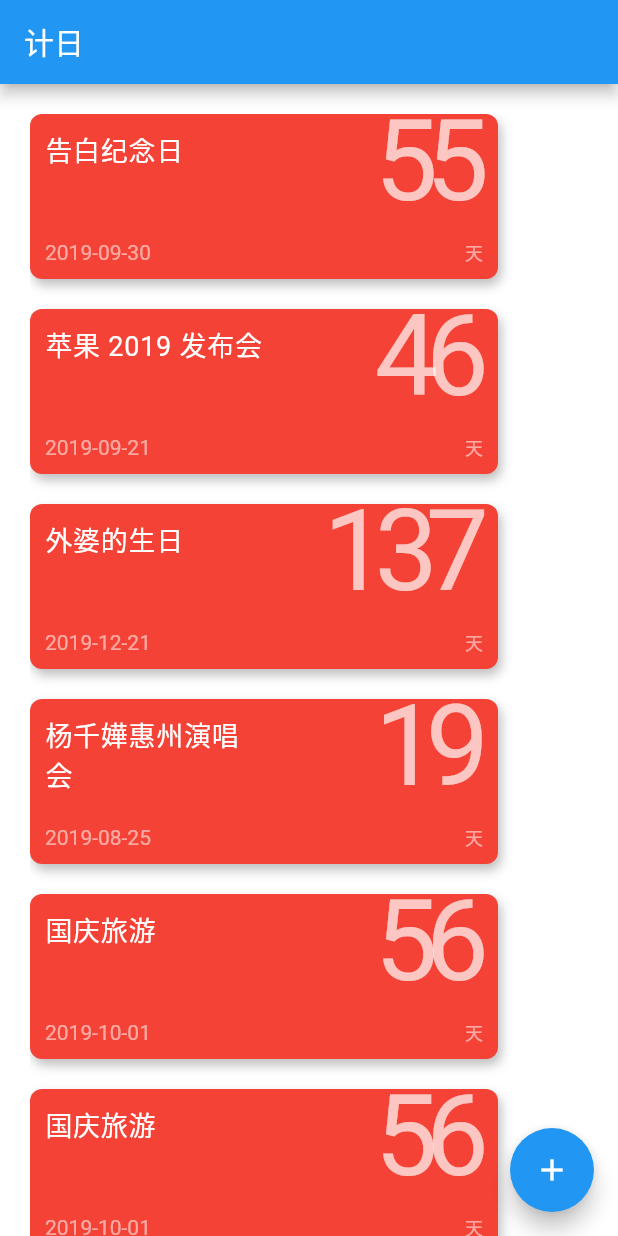
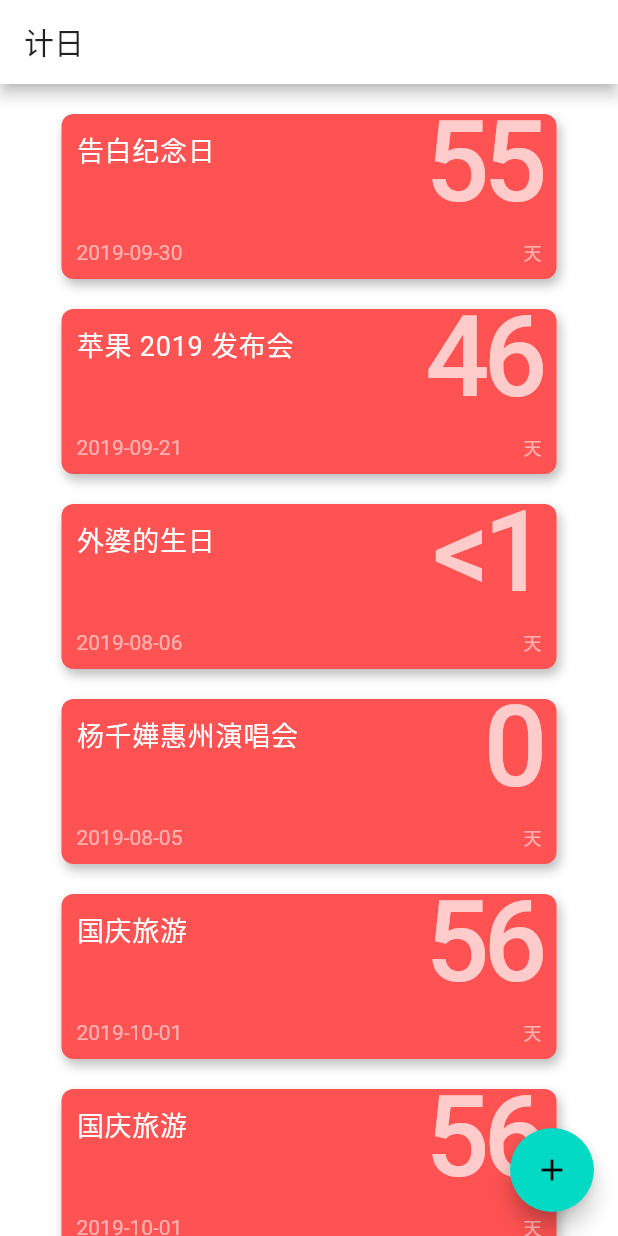
Before and after one commit to parabolazz/flutter-time-count, a Flutter app: the screen it shows after launch, on a phone screen of 412 x 824 dp. Run offline on Flutter 3.47's test engine with Material 2 defaults, Android fonts, the phone set to English and light mode, and no system bars.

Commit message:
[misc] user real Datetype of Event, cancel bottomsheet click-close, UI change

```diff
--- a/lib/components/TimeCard.dart
+++ b/lib/components/TimeCard.dart
@@ -1,4 +1,5 @@
 import 'package:flutter/material.dart';
+import 'package:intl/intl.dart';
 
 class TimeCard extends StatelessWidget {
   final Map timeInfo;
@@ -9,25 +10,23 @@ class TimeCard extends StatelessWidget {
     BuildContext context,
   ) {
 
-  int _computeCountdown(setTime) {
-    print(setTime);
+  String _computeCountdown(DateTime setTime) {
     final currentTime = new DateTime.now();
-    final bookTime = setTime is DateTime ? setTime : DateTime.parse(setTime);
-    final durat = bookTime.difference(currentTime);
-    return durat.inDays;
+    final durat = setTime.difference(currentTime);
+    final days = durat.inSeconds > 0 ? durat.inDays > 0 ? durat.inDays.toString() : '<1' : '0';
+    return days;
   }
 
-    final countdown = _computeCountdown(timeInfo['time']);
+    final String countdown = _computeCountdown(timeInfo['time']);
+    final textTime =  DateFormat('yyyy-MM-dd').format(timeInfo['time']);
 
     return Container(
-      padding: EdgeInsets.only(right: 80.0),
-      child: Container(
         margin: EdgeInsets.only(bottom: 20.0),
         padding: EdgeInsets.all(10.0),
-        width: 300.0,
+        width: 330.0,
         height: 110.0,
         decoration: BoxDecoration(
-          color: Colors.red,
+          color: Color(0XFFFF5252),
           borderRadius: BorderRadius.circular(8.0),
           boxShadow: [
             BoxShadow(
@@ -54,7 +53,8 @@ class TimeCard extends StatelessWidget {
                         fontSize: 18.0,
                         letterSpacing: 0.5),
                     ),
-                    Text('${timeInfo['time']}',
+                    Text(
+                      textTime,
                       style: TextStyle(
                         color: Colors.white54,
                       ))
@@ -65,11 +65,13 @@ class TimeCard extends StatelessWidget {
                   crossAxisAlignment: CrossAxisAlignment.end,
                   children: [
                     Text(
-                      countdown.toString(),
+                      countdown,
+                      textAlign: TextAlign.center,
                       style: TextStyle(
-                        height: 0.79,
+                        height: 0.8,
                         fontSize: 75.0,
-                        letterSpacing: -8.0,
+                        fontWeight: FontWeight.w500,
+                        letterSpacing: -4.0,
                         color: Colors.white70,
                       ),
                     ),
@@ -80,7 +82,7 @@ class TimeCard extends StatelessWidget {
                         color: Colors.white54,
                       )),
                     ]))
-            ]))
+            ])
     );
   }
 }
--- a/lib/main.dart
+++ b/lib/main.dart
@@ -20,7 +20,8 @@ class MyApp extends StatelessWidget {
         // or simply save your changes to "hot reload" in a Flutter IDE).
         // Notice that the counter didn't reset back to zero; the application
         // is not restarted.
-        primarySwatch: Colors.blue,
+        primaryColor: Colors.white,
+        accentColor: Color(0xFF03DAC5),
         canvasColor: Colors.transparent,
       ),
       home: MyHomePage(title: '计日'),
@@ -50,36 +51,40 @@ class _MyHomePageState extends State<MyHomePage> {
   static final timeInfos = [
     {
       'name': '告白纪念日',
-      'time': '2019-09-30',
+      'time': DateTime.parse('2019-09-30'),
     },
     {
       'name': '苹果 2019 发布会',
-      'time': '2019-09-21',
+      'time': DateTime.parse('2019-09-21'),
     },
     {
       'name': '外婆的生日',
-      'time': '2019-12-21',
+      'time': DateTime.parse('2019-08-06'),
     },
     {
       'name': '杨千嬅惠州演唱会',
-      'time': '2019-08-25',
+      'time': DateTime.parse('2019-08-05'),
     },
     {
       'name': '国庆旅游',
-      'time': '2019-10-01',
+      'time': DateTime.parse('2019-10-01'),
     },
     {
       'name': '国庆旅游',
-      'time': '2019-10-01',
+      'time': DateTime.parse('2019-10-01'),
     },
     {
       'name': '国庆旅游',
-      'time': '2019-10-01',
+      'time': DateTime.parse('2019-10-01'),
     }
   ];
 
   List renderAllTimeCards(timeInfos) {
-    return timeInfos.map<Widget>((item) => TimeCard(timeInfo: item)).toList();
+    return timeInfos.map<Widget>((item) =>
+      Row(
+        mainAxisAlignment: MainAxisAlignment.center,
+        children: [TimeCard(timeInfo: item)]
+      )).toList();
   }
 
   @override
@@ -99,7 +104,7 @@ class _MyHomePageState extends State<MyHomePage> {
       floatingActionButtonLocation: FloatingActionButtonLocation.endFloat,
       body: Container(
         color: Colors.white,
-        padding: EdgeInsets.only(left: 20.0, top: 20.0),
+        padding: EdgeInsets.only(top: 20.0),
         alignment: Alignment.topLeft,
         child: ListView(
             // Column is also layout widget. It takes a list of children and
@@ -126,7 +131,11 @@ class _MyHomePageState extends State<MyHomePage> {
       floatingActionButton: FloatingActionButton(
         onPressed: () {
           showModalBottomSheet<Null>(context:context, builder:(BuildContext context) {
-              return Container(
+              return GestureDetector(
+                onTap: () {
+                  // forbid bottomsheet closing by click
+                },
+                child: Container(
                   height: 500,
                   decoration: BoxDecoration(
                     color: Colors.transparent,
@@ -147,8 +156,10 @@ class _MyHomePageState extends State<MyHomePage> {
                             'name': timeInfo['name'],
                             'time': timeInfo['time']
                           });
+                          Navigator.pop(context);
                         });
                       }
+                    )
                   )
                 )
               );
```
Lines whose indentation alone changed are shown as unchanged.
